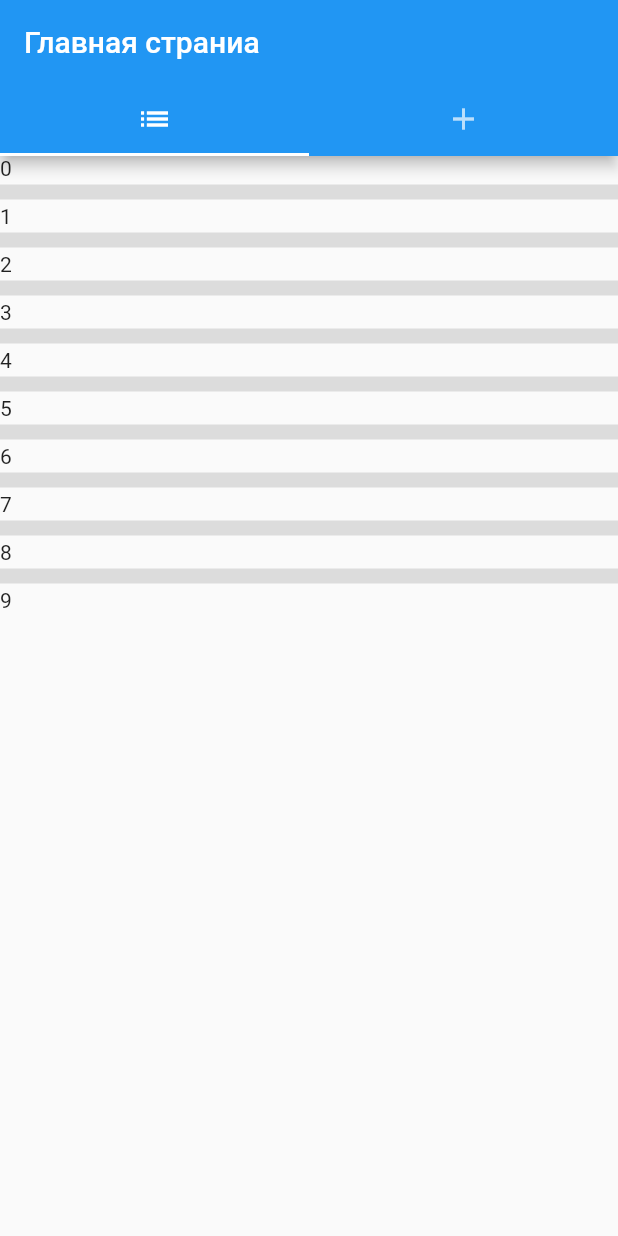
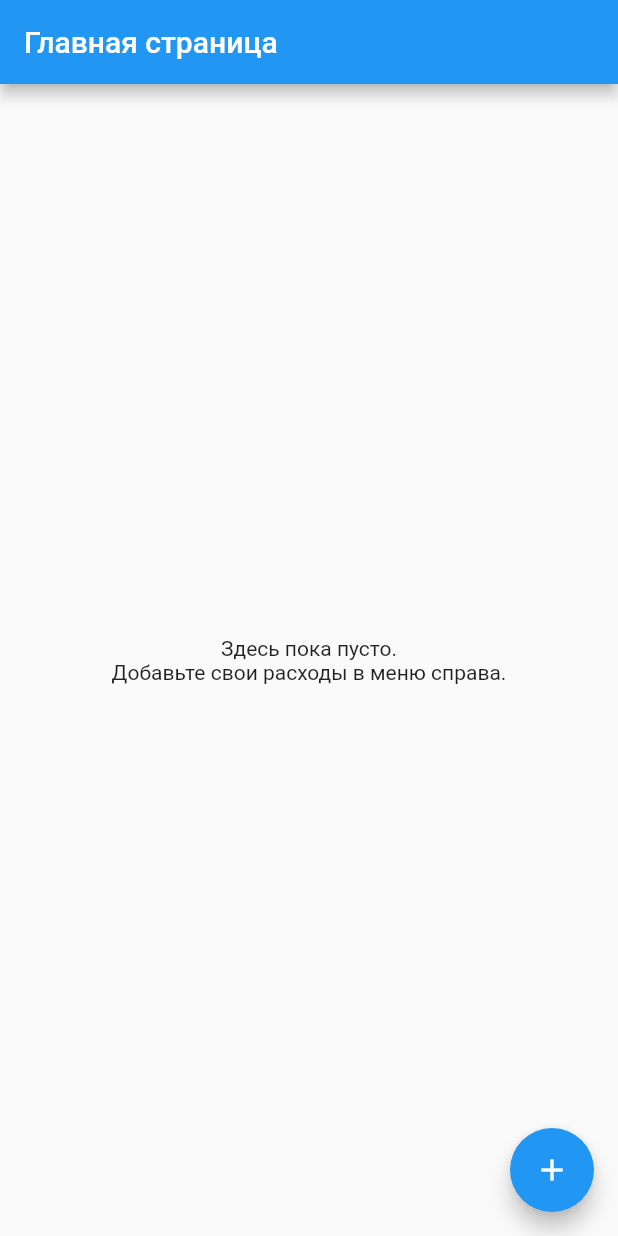
Before and after one commit to tonichoff/ExpenseTracker, a Flutter app: the screen it shows after launch, on a phone screen of 412 x 824 dp. Run offline on Flutter 3.47's test engine with Material 2 defaults, Android fonts, the phone set to English and light mode, and no system bars; our stand-ins replace sqflite; accounts and stored records are empty.

Commit message:
Make app runable

```diff
--- a/lib/AddExpenseDialog.dart
+++ b/lib/AddExpenseDialog.dart
@@ -8,6 +8,10 @@ class AddExpenseDialog extends StatefulWidget {
 class AddExpenseDialogState extends State<AddExpenseDialog> {
   @override
   Widget build(BuildContext context) {
-    return Text("Add expense dialog");
+    return Scaffold(
+        appBar: AppBar(
+          title: Text("Новые расходы"),
+        )
+    );
   }
 }
--- a/lib/ExpenseListWidget.dart
+++ b/lib/ExpenseListWidget.dart
@@ -1,4 +1,7 @@
+import 'package:expense_tracker/ExpenseDataBase.dart';
+import 'package:expense_tracker/ExpenseWidget.dart';
 import 'package:flutter/material.dart';
+import 'package:flutter/widgets.dart';
 
 class ExpenseListWidget extends StatefulWidget {
   ExpenseListWidget({Key key}) : super(key: key);
@@ -10,14 +13,28 @@ class ExpenseListWidget extends StatefulWidget {
 class _ExpenseListWidgetState extends State<ExpenseListWidget> {
   @override
   Widget build(BuildContext context) {
+    var db = new ExpenseDataBase();
+    if (db.expensesCount != 0) {
       return new Scaffold(
         body: ListView.separated(
           itemBuilder: (context, index) {
-          return Text("$index");
+            return ExpenseWidget(db.get(index));
           },
           separatorBuilder: (context, index) => Divider(thickness: 10),
-        itemCount: 10,
+          itemCount: db.expensesCount,
         ),
       );
+    } else {
+      return Center(
+          child: Column(
+            children: [
+              Text("Здесь пока пусто."),
+              Text("Добавьте свои расходы в меню справа.")
+            ],
+            mainAxisAlignment: MainAxisAlignment.center,
+            crossAxisAlignment: CrossAxisAlignment.center,
+          ),
+      ); Text("Здесь пока пусто.");
     }
   }
+}
--- a/lib/ExpenseWidget.dart
+++ b/lib/ExpenseWidget.dart
@@ -1,5 +1,5 @@
 import 'package:expense_tracker/Expense.dart';
-import 'package:expense_tracker/AddExpenseDialog.dart';
+import 'package:expense_tracker/UpdateExpenseDialog.dart';
 
 import 'package:flutter/material.dart';
 
@@ -42,7 +42,7 @@ class _ExpenseWidgetState extends State<ExpenseWidget> {
         Navigator.push(
             context,
             MaterialPageRoute(builder: (context) {
-              return AddExpenseDialog();
+              return UpdateExpenseDialog();
             })
         ).then((value) => setState(() {}));
       },
--- a/lib/main.dart
+++ b/lib/main.dart
@@ -1,3 +1,4 @@
+import 'package:expense_tracker/AddExpenseDialog.dart';
 import 'package:expense_tracker/ExpenseListWidget.dart';
 import 'package:flutter/material.dart';
 
@@ -32,33 +33,22 @@ class MainPage extends StatefulWidget {
 class _MainPageState extends State<MainPage> {
   @override
   Widget build(BuildContext context) {
-    return DefaultTabController(
-        length: 2,
-        child: Scaffold(
-          appBar: AppBar(
-            title: const Text('Главная страниа'),
-            bottom: const TabBar(
-              tabs: <Widget>[
-                Tab(
-                  icon: Icon(Icons.list),
-                ),
-                Tab(
-                  icon: Icon(Icons.add),
-                ),
-              ],
-            ),
-          ),
-          body: TabBarView(
-            children: <Widget>[
-              Center(
-                child: ExpenseListWidget(),
-              ),
-              Center(
-                child: Text("It's rainy here"),
-              ),
-            ],
-          ),
-        )
+    return Scaffold(
+        appBar: AppBar(
+          title: const Text('Главная страница'),
+        ),
+        body: ExpenseListWidget(),
+      floatingActionButton: FloatingActionButton(
+        onPressed: () {
+          Navigator.push(
+              context,
+              MaterialPageRoute(builder: (context) {
+                return AddExpenseDialog();
+              })
+          ).then((value) => setState(() {}));
+        },
+        child: Icon(Icons.add),
+      ),
     );
   }
 }
```
Also changed, not shown: lib/ExpenseDataBase.dart (+4 -9 lines), lib/UpdateExpenseDialog.dart (added, +13 -0 lines). Lines whose indentation alone changed are shown as unchanged.
